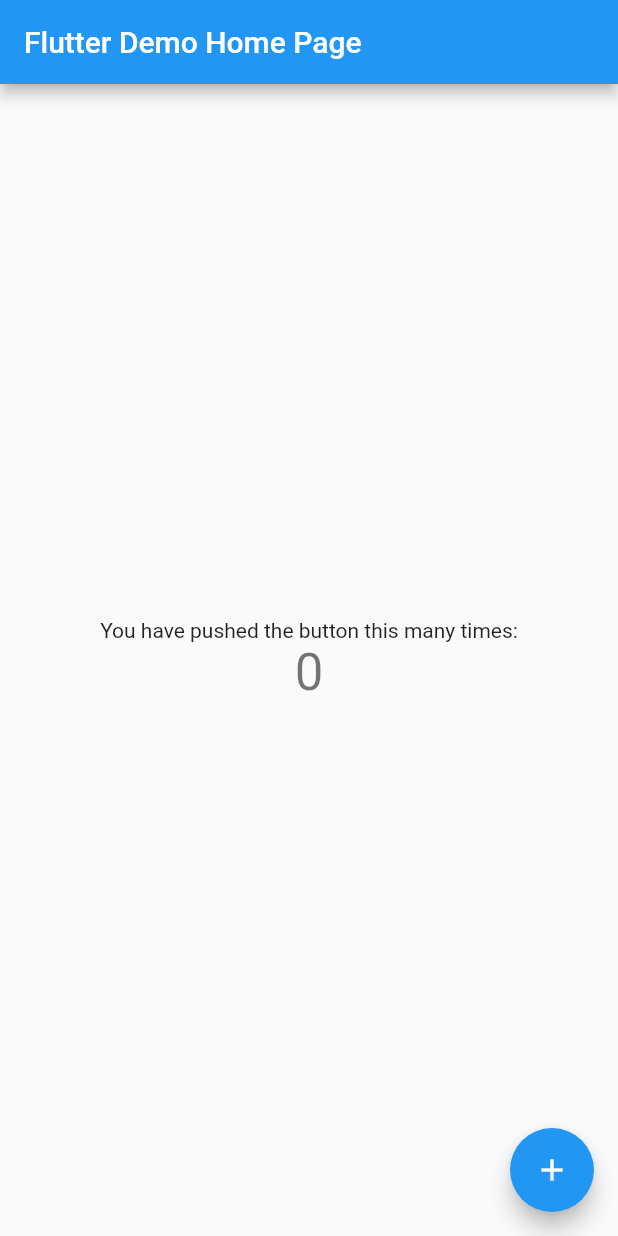
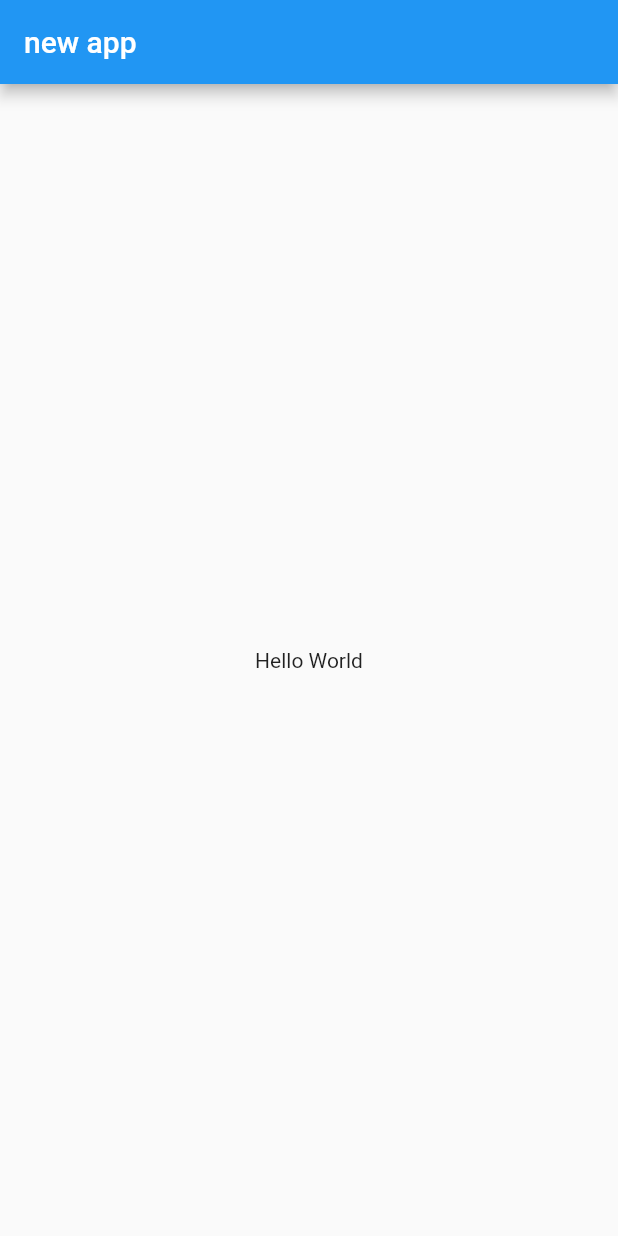
Before and after one commit to YogiUAE/flutter_project, a Flutter app: the screen it shows after launch, on a phone screen of 412 x 824 dp. Run offline on Flutter 3.47's test engine with Material 2 defaults, Android fonts, the phone set to English and light mode, and no system bars.

Commit message:
hello world

```diff
--- a/lib/main.dart
+++ b/lib/main.dart
@@ -1,115 +1,26 @@
 import 'package:flutter/material.dart';
 
-void main() {
-  runApp(const MyApp());
+
+void main(){
+
+  runApp(MaterialApp(
+    title:"First App" ,
+    home: HomePage(),
+  ));
+
 }
+class HomePage extends StatelessWidget {
 
-class MyApp extends StatelessWidget {
-  const MyApp({super.key});
 
-  // This widget is the root of your application.
   @override
   Widget build(BuildContext context) {
-    return MaterialApp(
-      title: 'Flutter Demo',
-      theme: ThemeData(
-        // This is the theme of your application.
-        //
-        // Try running your application with "flutter run". You'll see the
-        // application has a blue toolbar. Then, without quitting the app, try
-        // changing the primarySwatch below to Colors.green and then invoke
-        // "hot reload" (press "r" in the console where you ran "flutter run",
-        // or simply save your changes to "hot reload" in a Flutter IDE).
-        // Notice that the counter didn't reset back to zero; the application
-        // is not restarted.
-        primarySwatch: Colors.blue,
+    return Scaffold(
+      appBar: AppBar(
+        title: Text("new app"),
       ),
-      home: const MyHomePage(title: 'Flutter Demo Home Page'),
+      body: Container(
+        child: Center(child: Text("Hello World")),
+      ),
     );
   }
 }
-
-class MyHomePage extends StatefulWidget {
-  const MyHomePage({super.key, required this.title});
-
-  // This widget is the home page of your application. It is stateful, meaning
-  // that it has a State object (defined below) that contains fields that affect
-  // how it looks.
-
-  // This class is the configuration for the state. It holds the values (in this
-  // case the title) provided by the parent (in this case the App widget) and
-  // used by the build method of the State. Fields in a Widget subclass are
-  // always marked "final".
-
-  final String title;
-
-  @override
-  State<MyHomePage> createState() => _MyHomePageState();
-}
-
-class _MyHomePageState extends State<MyHomePage> {
-  int _counter = 0;
-
-  void _incrementCounter() {
-    setState(() {
-      // This call to setState tells the Flutter framework that something has
-      // changed in this State, which causes it to rerun the build method below
-      // so that the display can reflect the updated values. If we changed
-      // _counter without calling setState(), then the build method would not be
-      // called again, and so nothing would appear to happen.
-      _counter++;
-    });
-  }
-
-  @override
-  Widget build(BuildContext context) {
-    // This method is rerun every time setState is called, for instance as done
-    // by the _incrementCounter method above.
-    //
-    // The Flutter framework has been optimized to make rerunning build methods
-    // fast, so that you can just rebuild anything that needs updating rather
-    // than having to individually change instances of widgets.
-    return Scaffold(
-      appBar: AppBar(
-        // Here we take the value from the MyHomePage object that was created by
-        // the App.build method, and use it to set our appbar title.
-        title: Text(widget.title),
-      ),
-      body: Center(
-        // Center is a layout widget. It takes a single child and positions it
-        // in the middle of the parent.
-        child: Column(
-          // Column is also a layout widget. It takes a list of children and
-          // arranges them vertically. By default, it sizes itself to fit its
-          // children horizontally, and tries to be as tall as its parent.
-          //
-          // Invoke "debug painting" (press "p" in the console, choose the
-          // "Toggle Debug Paint" action from the Flutter Inspector in Android
-          // Studio, or the "Toggle Debug Paint" command in Visual Studio Code)
-          // to see the wireframe for each widget.
-          //
-          // Column has various properties to control how it sizes itself and
-          // how it positions its children. Here we use mainAxisAlignment to
-          // center the children vertically; the main axis here is the vertical
-          // axis because Columns are vertical (the cross axis would be
-          // horizontal).
-          mainAxisAlignment: MainAxisAlignment.center,
-          children: <Widget>[
-            const Text(
-              'You have pushed the button this many times:',
-            ),
-            Text(
-              '$_counter',
-              style: Theme.of(context).textTheme.headline4,
-            ),
-          ],
-        ),
-      ),
-      floatingActionButton: FloatingActionButton(
-        onPressed: _incrementCounter,
-        tooltip: 'Increment',
-        child: const Icon(Icons.add),
-      ), // This trailing comma makes auto-formatting nicer for build methods.
-    );
-  }
-}
```
